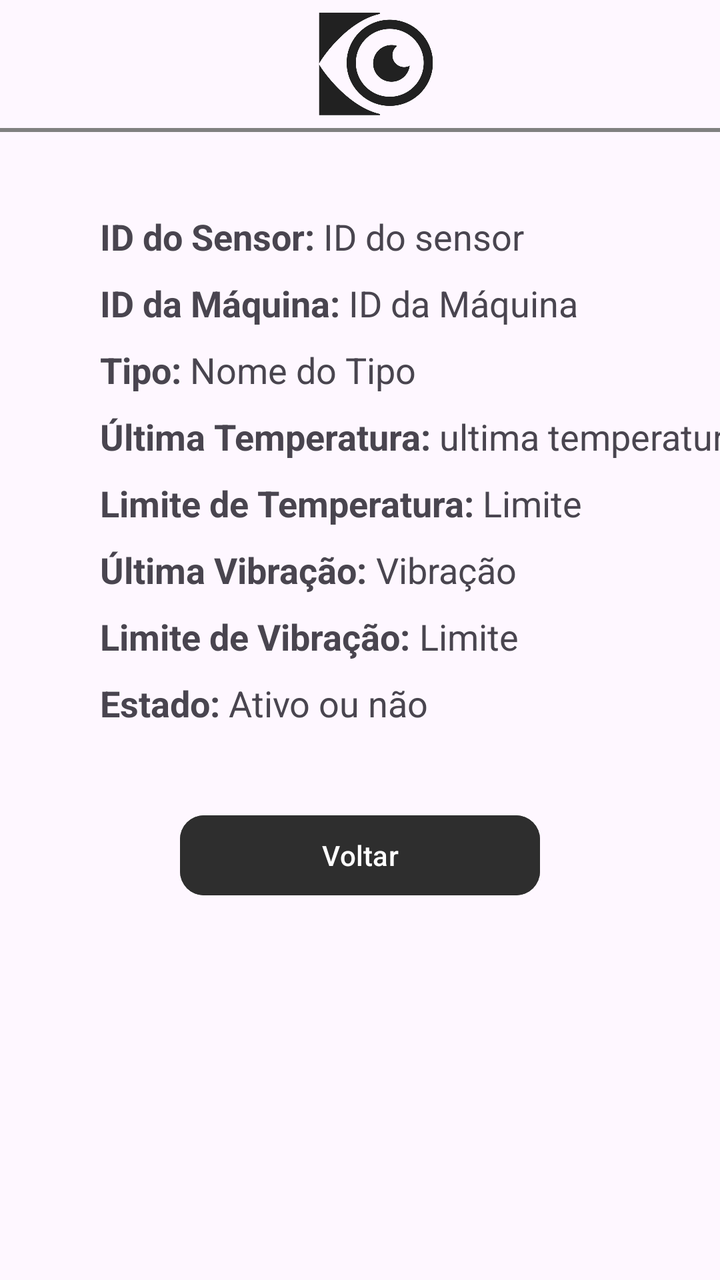
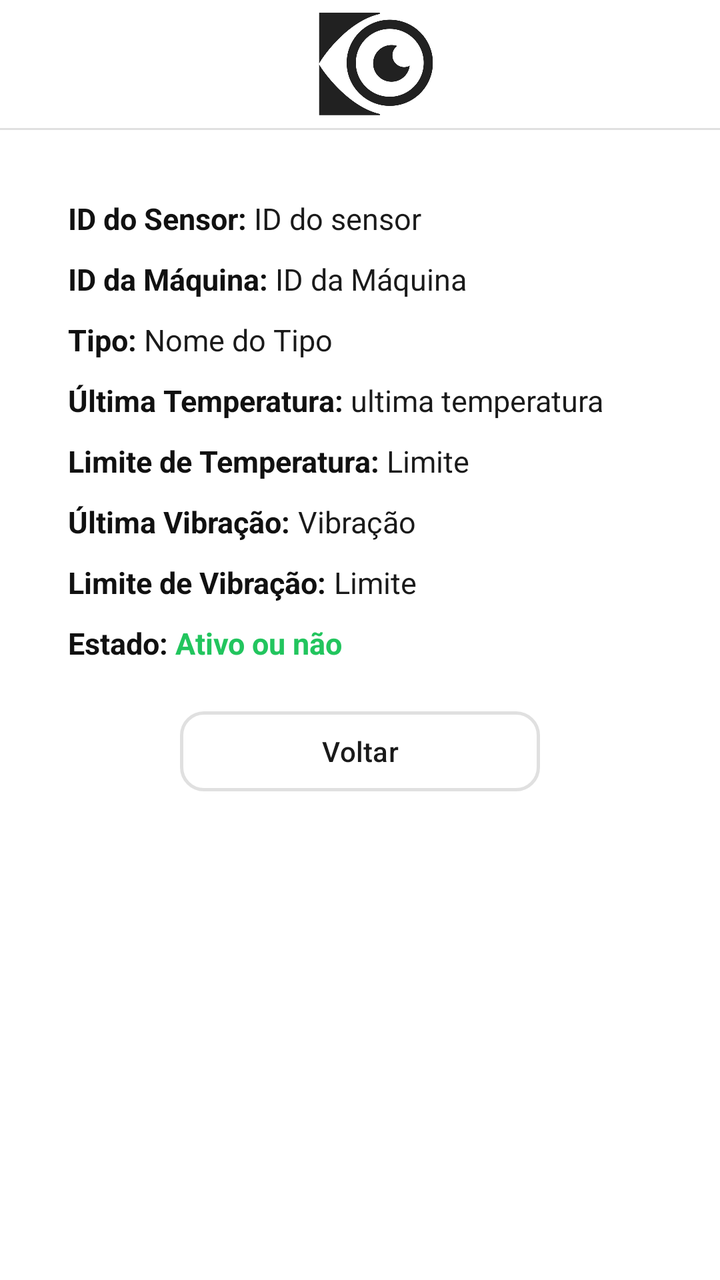

Before-and-after screenshots of an Android layout around one commit, followed by the original layout XML and the change that was made.
<!-- AndroidManifest.xml: application theme Theme.Orbis -->
<!-- res/layout/activity_sensor_detalhe.xml -->
<?xml version="1.0" encoding="utf-8"?>
<androidx.constraintlayout.widget.ConstraintLayout xmlns:android="http://schemas.android.com/apk/res/android"
    xmlns:app="http://schemas.android.com/apk/res-auto"
    android:layout_width="match_parent"
    android:layout_height="match_parent">

    <com.google.android.material.appbar.MaterialToolbar
        android:id="@+id/toolbar"
        android:layout_width="0dp"
        android:layout_height="?attr/actionBarSize"
        app:logo="@drawable/orbislogotoolbar"
        app:layout_constraintTop_toTopOf="parent"
        app:layout_constraintStart_toStartOf="parent"
        app:layout_constraintEnd_toEndOf="parent">


    </com.google.android.material.appbar.MaterialToolbar>

    <View
        android:id="@+id/linha"
        android:layout_width="0dp"
        android:layout_height="2dp"
        android:background="#808080"
        app:layout_constraintTop_toBottomOf="@id/toolbar"
        app:layout_constraintStart_toStartOf="parent"
        app:layout_constraintEnd_toEndOf="parent"/>



    <TextView
        android:id="@+id/txtIdSensor"
        android:layout_width="wrap_content"
        android:layout_height="wrap_content"
        app:layout_constraintStart_toStartOf="parent"
        app:layout_constraintTop_toBottomOf="@+id/linha"
        android:text="ID do Sensor: "
        android:textSize="18sp"
        android:textStyle="bold"
        android:layout_marginTop="40dp"
        android:layout_marginStart="50dp"/>


    <TextView
        android:id="@+id/txtIdSensorVariavel"
        android:layout_width="wrap_content"
        android:layout_height="wrap_content"
        android:text="ID do sensor"
        android:textSize="18sp"
        app:layout_constraintStart_toEndOf="@+id/txtIdSensor"
        app:layout_constraintTop_toBottomOf="@+id/linha"
        android:layout_marginTop="40dp"/>

    <TextView
        android:id="@+id/txtIdMaquina"
        android:layout_width="wrap_content"
        android:layout_height="wrap_content"
        app:layout_constraintStart_toStartOf="parent"
        app:layout_constraintTop_toBottomOf="@+id/txtIdSensor"
        android:text="ID da Máquina: "
        android:textSize="18sp"
        android:textStyle="bold"
        android:layout_marginStart="50dp"
        android:layout_marginTop="9dp"/>

    <TextView
        android:id="@+id/txtIdMaquinaVariavel"
        android:layout_width="wrap_content"
        android:layout_height="wrap_content"
        android:text="ID da Máquina"
        android:textSize="18sp"
        app:layout_constraintTop_toBottomOf="@+id/txtIdSensor"
        app:layout_constraintStart_toEndOf="@+id/txtIdMaquina"
        android:layout_marginTop="9dp"/>

    <TextView
        android:id="@+id/txtTipo"
        android:layout_width="wrap_content"
        android:layout_height="wrap_content"
        app:layout_constraintStart_toStartOf="parent"
        app:layout_constraintTop_toBottomOf="@+id/txtIdMaquina"
        android:text="Tipo: "
        android:textSize="18sp"
        android:textStyle="bold"
        android:layout_marginStart="50dp"
        android:layout_marginTop="9dp"/>

    <TextView
        android:id="@+id/txtTipoVariavel"
        android:layout_width="wrap_content"
        android:layout_height="wrap_content"
        android:text="Nome do Tipo"
        android:textSize="18sp"
        app:layout_constraintTop_toBottomOf="@+id/txtIdMaquina"
        app:layout_constraintStart_toEndOf="@+id/txtTipo"
        android:layout_marginTop="9dp"/>

    <TextView
        android:id="@+id/txtUltimaTemperatura"
        android:layout_width="wrap_content"
        android:layout_height="wrap_content"
        app:layout_constraintStart_toStartOf="parent"
        app:layout_constraintTop_toBottomOf="@+id/txtTipo"
        android:text="Última Temperatura: "
        android:textSize="18sp"
        android:textStyle="bold"
        android:layout_marginStart="50dp"
        android:layout_marginTop="9dp"/>

    <TextView
        android:id="@+id/txtUltimaTemperaturaVariavel"
        android:layout_width="wrap_content"
        android:layout_height="wrap_content"
        android:text="ultima temperatura"
        android:textSize="18sp"
        app:layout_constraintTop_toBottomOf="@+id/txtTipo"
        app:layout_constraintStart_toEndOf="@+id/txtUltimaTemperatura"
        android:layout_marginTop="9dp"/>

    <TextView
        android:id="@+id/txtLimiteTemperatura"
        android:layout_width="wrap_content"
        android:layout_height="wrap_content"
        app:layout_constraintStart_toStartOf="parent"
        app:layout_constraintTop_toBottomOf="@+id/txtUltimaTemperatura"
        android:text="Limite de Temperatura: "
        android:textSize="18sp"
        android:textStyle="bold"
        android:layout_marginStart="50dp"
        android:layout_marginTop="9dp"/>

    <TextView
        android:id="@+id/txtLimiteTemperaturaVariavel"
        android:layout_width="wrap_content"
        android:layout_height="wrap_content"
        android:text="Limite"
        android:textSize="18sp"
        app:layout_constraintTop_toBottomOf="@+id/txtUltimaTemperatura"
        app:layout_constraintStart_toEndOf="@+id/txtLimiteTemperatura"
        android:layout_marginTop="9dp"/>

    <TextView
        android:id="@+id/txtUltimaVibracao"
        android:layout_width="wrap_content"
        android:layout_height="wrap_content"
        app:layout_constraintStart_toStartOf="parent"
        app:layout_constraintTop_toBottomOf="@+id/txtLimiteTemperatura"
        android:text="Última Vibração: "
        android:textSize="18sp"
        android:textStyle="bold"
        android:layout_marginStart="50dp"
        android:layout_marginTop="9dp"/>

    <TextView
        android:id="@+id/txtUltimaVibracaoVariavel"
        android:layout_width="wrap_content"
        android:layout_height="wrap_content"
        android:text="Vibração"
        android:textSize="18sp"
        app:layout_constraintTop_toBottomOf="@+id/txtLimiteTemperatura"
        app:layout_constraintStart_toEndOf="@+id/txtUltimaVibracao"
        android:layout_marginTop="9dp"/>

    <TextView
        android:id="@+id/txtLimiteVibracao"
        android:layout_width="wrap_content"
        android:layout_height="wrap_content"
        app:layout_constraintStart_toStartOf="parent"
        app:layout_constraintTop_toBottomOf="@+id/txtUltimaVibracao"
        android:text="Limite de Vibração: "
        android:textSize="18sp"
        android:textStyle="bold"
        android:layout_marginStart="50dp"
        android:layout_marginTop="9dp"/>

    <TextView
        android:id="@+id/txtLimiteVibracaoVariavel"
        android:layout_width="wrap_content"
        android:layout_height="wrap_content"
        android:text="Limite"
        android:textSize="18sp"
        app:layout_constraintTop_toBottomOf="@+id/txtUltimaVibracao"
        app:layout_constraintStart_toEndOf="@+id/txtLimiteVibracao"
        android:layout_marginTop="9dp"/>

    <TextView
        android:id="@+id/txtEstado"
        android:layout_width="wrap_content"
        android:layout_height="wrap_content"
        app:layout_constraintStart_toStartOf="parent"
        app:layout_constraintTop_toBottomOf="@+id/txtLimiteVibracao"
        android:text="Estado: "
        android:textSize="18sp"
        android:textStyle="bold"
        android:layout_marginStart="50dp"
        android:layout_marginTop="9dp"/>



    <TextView
        android:id="@+id/txtEstadoVariavel"
        android:layout_width="wrap_content"
        android:layout_height="wrap_content"
        android:text="Ativo ou não"
        android:textSize="18sp"
        app:layout_constraintTop_toBottomOf="@+id/txtLimiteVibracao"
        app:layout_constraintStart_toEndOf="@+id/txtEstado"
        android:layout_marginTop="9dp"/>

    <Button
        android:id="@+id/btnVoltar"
        app:layout_constraintStart_toStartOf="parent"
        app:layout_constraintEnd_toEndOf="parent"
        app:layout_constraintTop_toBottomOf="@+id/txtEstado"
        android:layout_width="180dp"
        android:layout_height="wrap_content"
        android:layout_marginTop="40dp"
        android:text="Voltar"
        android:layout_gravity="end"
        app:cornerRadius="12dp"
        android:backgroundTint="@color/darkGray"/>

</androidx.constraintlayout.widget.ConstraintLayout>
<!-- resources referenced by this layout -->
<resources>
  <color name="darkGray">#2E2E2E</color>
  <!-- drawable orbislogotoolbar: png bitmap (drawable, 57971 bytes) -->
  <style name="Theme.Orbis" parent="Base.Theme.Orbis" />
  <style name="Base.Theme.Orbis" parent="Theme.Material3.DayNight.NoActionBar">
          
          
      </style>
</resources>

<!-- the commit's change to res/layout/activity_sensor_detalhe.xml (unified diff, before → after) -->
@@ -1,222 +1,122 @@
 <?xml version="1.0" encoding="utf-8"?>
-<androidx.constraintlayout.widget.ConstraintLayout xmlns:android="http://schemas.android.com/apk/res/android"
+<ScrollView
+    xmlns:android="http://schemas.android.com/apk/res/android"
     xmlns:app="http://schemas.android.com/apk/res-auto"
     android:layout_width="match_parent"
-    android:layout_height="match_parent">
+    android:layout_height="match_parent"
+    android:background="@color/white"
+    android:fillViewport="true">
 
-    <com.google.android.material.appbar.MaterialToolbar
-        android:id="@+id/toolbar"
-        android:layout_width="0dp"
-        android:layout_height="?attr/actionBarSize"
-        app:logo="@drawable/orbislogotoolbar"
-        app:layout_constraintTop_toTopOf="parent"
-        app:layout_constraintStart_toStartOf="parent"
-        app:layout_constraintEnd_toEndOf="parent">
+    <androidx.constraintlayout.widget.ConstraintLayout
+        android:layout_width="match_parent"
+        android:layout_height="wrap_content">
 
+        <com.google.android.material.appbar.MaterialToolbar
+            android:id="@+id/toolbar"
+            android:layout_width="0dp"
+            android:layout_height="?attr/actionBarSize"
+            android:background="@color/white"
+            android:elevation="0dp"
+            app:logo="@drawable/orbislogotoolbar"
+            app:layout_constraintTop_toTopOf="parent"
+            app:layout_constraintStart_toStartOf="parent"
+            app:layout_constraintEnd_toEndOf="parent" />
 
-    </com.google.android.material.appbar.MaterialToolbar>
+        <View
+            android:id="@+id/linha"
+            android:layout_width="0dp"
+            android:layout_height="1dp"
+            android:background="@color/border"
+            app:layout_constraintTop_toBottomOf="@id/toolbar"
+            app:layout_constraintStart_toStartOf="parent"
+            app:layout_constraintEnd_toEndOf="parent" />
 
-    <View
-        android:id="@+id/linha"
-        android:layout_width="0dp"
-        android:layout_height="2dp"
-        android:background="#808080"
-        app:layout_constraintTop_toBottomOf="@id/toolbar"
-        app:layout_constraintStart_toStartOf="parent"
-        app:layout_constraintEnd_toEndOf="parent"/>
+        <androidx.cardview.widget.CardView
+            android:id="@+id/cardSensorDetalhe"
+            android:layout_width="0dp"
+            android:layout_height="wrap_content"
+            android:layout_marginStart="14dp"
+            android:layout_marginEnd="14dp"
+            android:layout_marginTop="14dp"
+            android:layout_marginBottom="14dp"
+            app:cardCornerRadius="20dp"
+            app:cardElevation="0dp"
+            app:cardBackgroundColor="@color/white"
+            app:strokeWidth="1.5dp"
+            app:strokeColor="@color/border"
+            app:layout_constraintTop_toBottomOf="@id/linha"
+            app:layout_constraintStart_toStartOf="parent"
+            app:layout_constraintEnd_toEndOf="parent">
 
+            <LinearLayout
+                android:layout_width="match_parent"
+                android:layout_height="wrap_content"
+                android:orientation="vertical"
+                android:padding="20dp">
 
+                
+                <LinearLayout android:layout_width="match_parent" android:layout_height="wrap_content" android:orientation="horizontal" android:layout_marginBottom="10dp">
+                    <TextView android:id="@+id/txtIdSensor" android:layout_width="wrap_content" android:layout_height="wrap_content" android:text="ID do Sensor: " android:textSize="15sp" android:textStyle="bold" android:textColor="@color/black" />
+                    <TextView android:id="@+id/txtIdSensorVariavel" android:layout_width="wrap_content" android:layout_height="wrap_content" android:text="ID do sensor" android:textSize="15sp" android:textColor="@color/darkGray" />
+                </LinearLayout>
 
-    <TextView
-        android:id="@+id/txtIdSensor"
-        android:layout_width="wrap_content"
-        android:layout_height="wrap_content"
-        app:layout_constraintStart_toStartOf="parent"
-        app:layout_constraintTop_toBottomOf="@+id/linha"
-        android:text="ID do Sensor: "
-        android:textSize="18sp"
-        android:textStyle="bold"
-        android:layout_marginTop="40dp"
-        android:layout_marginStart="50dp"/>
+                
+                <LinearLayout android:layout_width="match_parent" android:layout_height="wrap_content" android:orientation="horizontal" android:layout_marginBottom="10dp">
+                    <TextView android:id="@+id/txtIdMaquina" android:layout_width="wrap_content" android:layout_height="wrap_content" android:text="ID da Máquina: " android:textSize="15sp" android:textStyle="bold" android:textColor="@color/black" />
+                    <TextView android:id="@+id/txtIdMaquinaVariavel" android:layout_width="wrap_content" android:layout_height="wrap_content" android:text="ID da Máquina" android:textSize="15sp" android:textColor="@color/darkGray" />
+                </LinearLayout>
 
+                
+                <LinearLayout android:layout_width="match_parent" android:layout_height="wrap_content" android:orientation="horizontal" android:layout_marginBottom="10dp">
+                    <TextView android:id="@+id/txtTipo" android:layout_width="wrap_content" android:layout_height="wrap_content" android:text="Tipo: " android:textSize="15sp" android:textStyle="bold" android:textColor="@color/black" />
+                    <TextView android:id="@+id/txtTipoVariavel" android:layout_width="wrap_content" android:layout_height="wrap_content" android:text="Nome do Tipo" android:textSize="15sp" android:textColor="@color/darkGray" />
+                </LinearLayout>
 
-    <TextView
-        android:id="@+id/txtIdSensorVariavel"
-        android:layout_width="wrap_content"
-        android:layout_height="wrap_content"
-        android:text="ID do sensor"
-        android:textSize="18sp"
-        app:layout_constraintStart_toEndOf="@+id/txtIdSensor"
-        app:layout_constraintTop_toBottomOf="@+id/linha"
-        android:layout_marginTop="40dp"/>
+                
+                <LinearLayout android:layout_width="match_parent" android:layout_height="wrap_content" android:orientation="horizontal" android:layout_marginBottom="10dp">
+                    <TextView android:id="@+id/txtUltimaTemperatura" android:layout_width="wrap_content" android:layout_height="wrap_content" android:text="Última Temperatura: " android:textSize="15sp" android:textStyle="bold" android:textColor="@color/black" />
+                    <TextView android:id="@+id/txtUltimaTemperaturaVariavel" android:layout_width="wrap_content" android:layout_height="wrap_content" android:text="ultima temperatura" android:textSize="15sp" android:textColor="@color/darkGray" />
+                </LinearLayout>
 
-    <TextView
-        android:id="@+id/txtIdMaquina"
-        android:layout_width="wrap_content"
-        android:layout_height="wrap_content"
-        app:layout_constraintStart_toStartOf="parent"
-        app:layout_constraintTop_toBottomOf="@+id/txtIdSensor"
-        android:text="ID da Máquina: "
-        android:textSize="18sp"
-        android:textStyle="bold"
-        android:layout_marginStart="50dp"
-        android:layout_marginTop="9dp"/>
+                
+                <LinearLayout android:layout_width="match_parent" android:layout_height="wrap_content" android:orientation="horizontal" android:layout_marginBottom="10dp">
+                    <TextView android:id="@+id/txtLimiteTemperatura" android:layout_width="wrap_content" android:layout_height="wrap_content" android:text="Limite de Temperatura: " android:textSize="15sp" android:textStyle="bold" android:textColor="@color/black" />
+                    <TextView android:id="@+id/txtLimiteTemperaturaVariavel" android:layout_width="wrap_content" android:layout_height="wrap_content" android:text="Limite" android:textSize="15sp" android:textColor="@color/darkGray" />
+                </LinearLayout>
 
-    <TextView
-        android:id="@+id/txtIdMaquinaVariavel"
-        android:layout_width="wrap_content"
-        android:layout_height="wrap_content"
-        android:text="ID da Máquina"
-        android:textSize="18sp"
-        app:layout_constraintTop_toBottomOf="@+id/txtIdSensor"
-        app:layout_constraintStart_toEndOf="@+id/txtIdMaquina"
-        android:layout_marginTop="9dp"/>
+                
+                <LinearLayout android:layout_width="match_parent" android:layout_height="wrap_content" android:orientation="horizontal" android:layout_marginBottom="10dp">
+                    <TextView android:id="@+id/txtUltimaVibracao" android:layout_width="wrap_content" android:layout_height="wrap_content" android:text="Última Vibração: " android:textSize="15sp" android:textStyle="bold" android:textColor="@color/black" />
+                    <TextView android:id="@+id/txtUltimaVibracaoVariavel" android:layout_width="wrap_content" android:layout_height="wrap_content" android:text="Vibração" android:textSize="15sp" android:textColor="@color/darkGray" />
+                </LinearLayout>
 
-    <TextView
-        android:id="@+id/txtTipo"
-        android:layout_width="wrap_content"
-        android:layout_height="wrap_content"
-        app:layout_constraintStart_toStartOf="parent"
-        app:layout_constraintTop_toBottomOf="@+id/txtIdMaquina"
-        android:text="Tipo: "
-        android:textSize="18sp"
-        android:textStyle="bold"
-        android:layout_marginStart="50dp"
-        android:layout_marginTop="9dp"/>
+                
+                <LinearLayout android:layout_width="match_parent" android:layout_height="wrap_content" android:orientation="horizontal" android:layout_marginBottom="10dp">
+                    <TextView android:id="@+id/txtLimiteVibracao" android:layout_width="wrap_content" android:layout_height="wrap_content" android:text="Limite de Vibração: " android:textSize="15sp" android:textStyle="bold" android:textColor="@color/black" />
+                    <TextView android:id="@+id/txtLimiteVibracaoVariavel" android:layout_width="wrap_content" android:layout_height="wrap_content" android:text="Limite" android:textSize="15sp" android:textColor="@color/darkGray" />
+                </LinearLayout>
 
-    <TextView
-        android:id="@+id/txtTipoVariavel"
-        android:layout_width="wrap_content"
-        android:layout_height="wrap_content"
-        android:text="Nome do Tipo"
-        android:textSize="18sp"
-        app:layout_constraintTop_toBottomOf="@+id/txtIdMaquina"
-        app:layout_constraintStart_toEndOf="@+id/txtTipo"
-        android:layout_marginTop="9dp"/>
+                
+                <LinearLayout android:layout_width="match_parent" android:layout_height="wrap_content" android:orientation="horizontal" android:layout_marginBottom="20dp">
+                    <TextView android:id="@+id/txtEstado" android:layout_width="wrap_content" android:layout_height="wrap_content" android:text="Estado: " android:textSize="15sp" android:textStyle="bold" android:textColor="@color/black" />
+                    <TextView android:id="@+id/txtEstadoVariavel" android:layout_width="wrap_content" android:layout_height="wrap_content" android:text="Ativo ou não" android:textSize="15sp" android:textStyle="bold" android:textColor="@color/statusGreen" />
+                </LinearLayout>
 
-    <TextView
-        android:id="@+id/txtUltimaTemperatura"
-        android:layout_width="wrap_content"
-        android:layout_height="wrap_content"
-        app:layout_constraintStart_toStartOf="parent"
-        app:layout_constraintTop_toBottomOf="@+id/txtTipo"
-        android:text="Última Temperatura: "
-        android:textSize="18sp"
-        android:textStyle="bold"
-        android:layout_marginStart="50dp"
-        android:layout_marginTop="9dp"/>
+                
+                <Button
+                    android:id="@+id/btnVoltar"
+                    android:layout_width="180dp"
+                    android:layout_height="wrap_content"
+                    android:text="Voltar"
+                    android:textColor="@color/darkGray"
+                    android:backgroundTint="@color/white"
+                    android:layout_gravity="center"
+                    app:strokeWidth="1.5dp"
+                    app:strokeColor="@color/border"
+                    app:cornerRadius="12dp" />
 
-    <TextView
-        android:id="@+id/txtUltimaTemperaturaVariavel"
-        android:layout_width="wrap_content"
-        android:layout_height="wrap_content"
-        android:text="ultima temperatura"
-        android:textSize="18sp"
-        app:layout_constraintTop_toBottomOf="@+id/txtTipo"
-        app:layout_constraintStart_toEndOf="@+id/txtUltimaTemperatura"
-        android:layout_marginTop="9dp"/>
+            </LinearLayout>
+        </androidx.cardview.widget.CardView>
 
-    <TextView
-        android:id="@+id/txtLimiteTemperatura"
-        android:layout_width="wrap_content"
-        android:layout_height="wrap_content"
-        app:layout_constraintStart_toStartOf="parent"
-        app:layout_constraintTop_toBottomOf="@+id/txtUltimaTemperatura"
-        android:text="Limite de Temperatura: "
-        android:textSize="18sp"
-        android:textStyle="bold"
-        android:layout_marginStart="50dp"
-        android:layout_marginTop="9dp"/>
-
-    <TextView
-        android:id="@+id/txtLimiteTemperaturaVariavel"
-        android:layout_width="wrap_content"
-        android:layout_height="wrap_content"
-        android:text="Limite"
-        android:textSize="18sp"
-        app:layout_constraintTop_toBottomOf="@+id/txtUltimaTemperatura"
-        app:layout_constraintStart_toEndOf="@+id/txtLimiteTemperatura"
-        android:layout_marginTop="9dp"/>
-
-    <TextView
-        android:id="@+id/txtUltimaVibracao"
-        android:layout_width="wrap_content"
-        android:layout_height="wrap_content"
-        app:layout_constraintStart_toStartOf="parent"
-        app:layout_constraintTop_toBottomOf="@+id/txtLimiteTemperatura"
-        android:text="Última Vibração: "
-        android:textSize="18sp"
-        android:textStyle="bold"
-        android:layout_marginStart="50dp"
-        android:layout_marginTop="9dp"/>
-
-    <TextView
-        android:id="@+id/txtUltimaVibracaoVariavel"
-        android:layout_width="wrap_content"
-        android:layout_height="wrap_content"
-        android:text="Vibração"
-        android:textSize="18sp"
-        app:layout_constraintTop_toBottomOf="@+id/txtLimiteTemperatura"
-        app:layout_constraintStart_toEndOf="@+id/txtUltimaVibracao"
-        android:layout_marginTop="9dp"/>
-
-    <TextView
-        android:id="@+id/txtLimiteVibracao"
-        android:layout_width="wrap_content"
-        android:layout_height="wrap_content"
-        app:layout_constraintStart_toStartOf="parent"
-        app:layout_constraintTop_toBottomOf="@+id/txtUltimaVibracao"
-        android:text="Limite de Vibração: "
-        android:textSize="18sp"
-        android:textStyle="bold"
-        android:layout_marginStart="50dp"
-        android:layout_marginTop="9dp"/>
-
-    <TextView
-        android:id="@+id/txtLimiteVibracaoVariavel"
-        android:layout_width="wrap_content"
-        android:layout_height="wrap_content"
-        android:text="Limite"
-        android:textSize="18sp"
-        app:layout_constraintTop_toBottomOf="@+id/txtUltimaVibracao"
-        app:layout_constraintStart_toEndOf="@+id/txtLimiteVibracao"
-        android:layout_marginTop="9dp"/>
-
-    <TextView
-        android:id="@+id/txtEstado"
-        android:layout_width="wrap_content"
-        android:layout_height="wrap_content"
-        app:layout_constraintStart_toStartOf="parent"
-        app:layout_constraintTop_toBottomOf="@+id/txtLimiteVibracao"
-        android:text="Estado: "
-        android:textSize="18sp"
-        android:textStyle="bold"
-        android:layout_marginStart="50dp"
-        android:layout_marginTop="9dp"/>
-
-
-
-    <TextView
-        android:id="@+id/txtEstadoVariavel"
-        android:layout_width="wrap_content"
-        android:layout_height="wrap_content"
-        android:text="Ativo ou não"
-        android:textSize="18sp"
-        app:layout_constraintTop_toBottomOf="@+id/txtLimiteVibracao"
-        app:layout_constraintStart_toEndOf="@+id/txtEstado"
-        android:layout_marginTop="9dp"/>
-
-    <Button
-        android:id="@+id/btnVoltar"
-        app:layout_constraintStart_toStartOf="parent"
-        app:layout_constraintEnd_toEndOf="parent"
-        app:layout_constraintTop_toBottomOf="@+id/txtEstado"
-        android:layout_width="180dp"
-        android:layout_height="wrap_content"
-        android:layout_marginTop="40dp"
-        android:text="Voltar"
-        android:layout_gravity="end"
-        app:cornerRadius="12dp"
-        android:backgroundTint="@color/darkGray"/>
-
-</androidx.constraintlayout.widget.ConstraintLayout>
+    </androidx.constraintlayout.widget.ConstraintLayout>
+</ScrollView>
<!-- resource entries referenced after the edit -->
@@ -1,6 +1,10 @@
 <!-- resources referenced by this layout -->
 <resources>
-  <color name="darkGray">#2E2E2E</color>
+  <color name="black">#111111</color>
+  <color name="border">#E0E0E0</color>
+  <color name="darkGray">#1A1A1A</color>
+  <color name="statusGreen">#22C55E</color>
+  <color name="white">#FFFFFF</color>
   <!-- drawable orbislogotoolbar: png bitmap (drawable, 57971 bytes) -->
   <style name="Theme.Orbis" parent="Base.Theme.Orbis" />
   <style name="Base.Theme.Orbis" parent="Theme.Material3.DayNight.NoActionBar">
